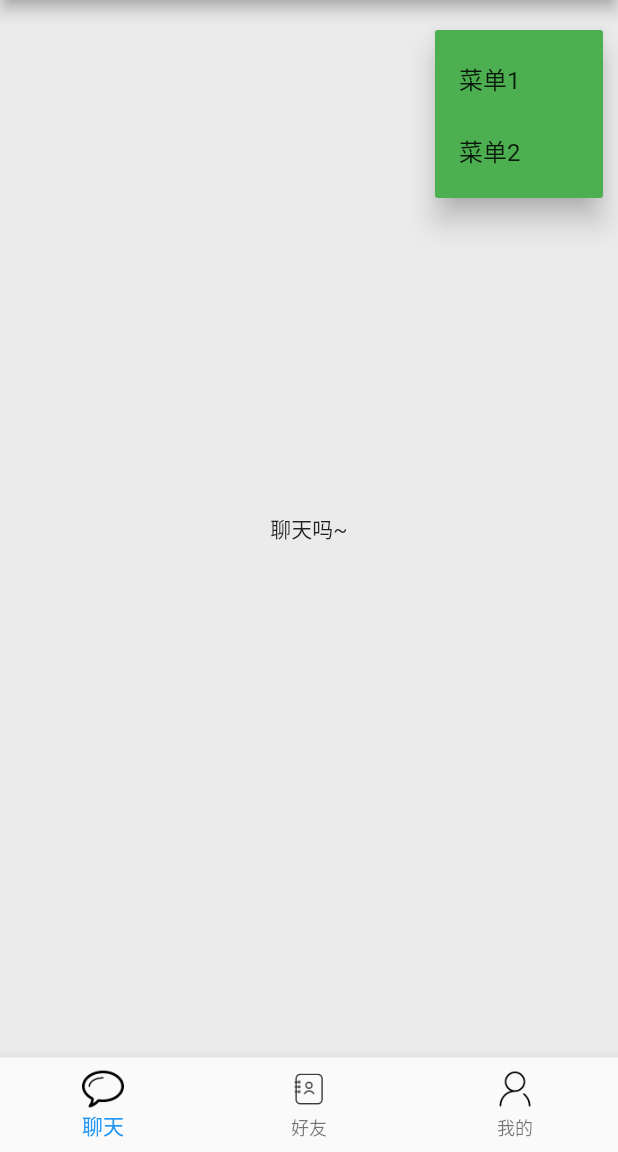
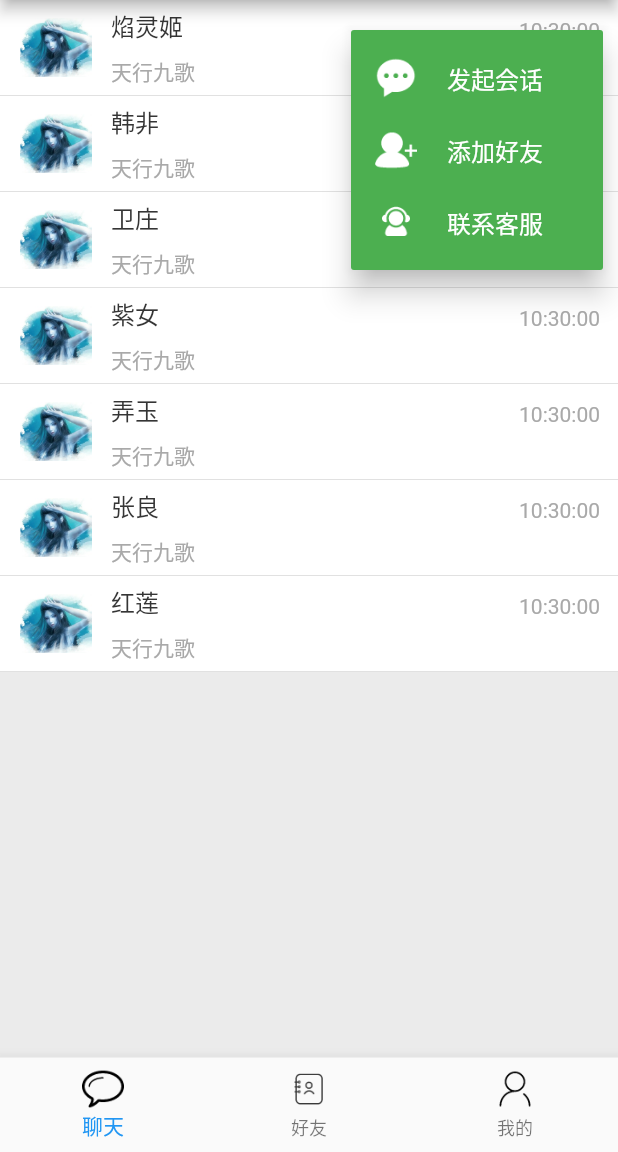
Before and after one commit to jsdawn/flutter.im, a Flutter app: the screen it shows after launch, after a tap on the "add" icon, on a phone screen of 412 x 824 dp, the part 84-1236 px from its top. Run offline on Flutter 3.47's test engine with Material 2 defaults, Android fonts, the phone set to English and light mode, and no system bars; our stand-ins replace date_format; missing offline and left inert: flutter_webview_plugin.

Commit message:
messagePage and some contact

```diff
--- a/lib/app.dart
+++ b/lib/app.dart
@@ -13,18 +13,56 @@ class _AppState extends State<App> {
   // 当前选中状态
   var _currentIndex = 0;
 
+  // 聊天页面
+  MessagePage message;
+  // 好友列表页面
+  Contact contact;
+
   // 根据当前索引返回不同页面
   currentPage() {
     switch (_currentIndex) {
       case 0:
-      // 返回聊天界面
+        // 返回聊天界面
+        if (message == null) {
+          message = new MessagePage();
+        }
+        return message;
       case 1:
-      // 返回好友页面
+        // 返回好友页面
+        if (contact == null) {
+          contact = new Contact();
+        }
+        return contact;
       case 2:
         // 返回我的页面
+        return new Text('我的页面');
         break;
       default:
     }
+  }
+
+  // 渲染某个菜单项，参数：标题、图标或图片路径
+  _popupMenuItem(String title, {String imagePath, IconData icon}) {
+    return PopupMenuItem(
+      child: Row(
+        children: <Widget>[
+          imagePath != null
+              ? Image.asset(imagePath, width: 28.0, height: 28.0)
+              : SizedBox(
+                  width: 28.0,
+                  height: 28.0,
+                  child: Icon(icon, color: Colors.white),
+                ),
+          Container(
+            padding: const EdgeInsets.only(left: 20.0),
+            child: Text(
+              title,
+              style: TextStyle(color: Colors.white),
+            ),
+          ),
+        ],
+      ),
+    );
   }
 
   @override
@@ -35,6 +73,9 @@ class _AppState extends State<App> {
         actions: <Widget>[
           GestureDetector(
             child: Icon(Icons.search),
+            onTap: () {
+              Navigator.pushNamed(context, 'search');
+            },
           ),
           Padding(
             padding: EdgeInsets.only(left: 30.0, right: 20.0),
@@ -45,12 +86,12 @@ class _AppState extends State<App> {
                   context: context,
                   position: RelativeRect.fromLTRB(500.0, 76.0, 10.0, 0.0),
                   items: <PopupMenuEntry>[
-                    PopupMenuItem(
-                      child: Text('菜单1'),
-                    ),
-                    PopupMenuItem(
-                      child: Text('菜单2'),
-                    )
+                    _popupMenuItem('发起会话',
+                        imagePath: 'images/icon_menu_ dialogue.png'),
+                    _popupMenuItem('添加好友',
+                        imagePath: 'images/icon_menu_addfriend.png'),
+                    _popupMenuItem('联系客服',
+                        imagePath: 'images/icon_menu_service.png'),
                   ],
                 );
               },
@@ -107,7 +148,7 @@ class _AppState extends State<App> {
         ],
       ),
       body: new Center(
-        child: Text('聊天吗~'),
+        child: currentPage(),
       ),
     );
   }
--- a/lib/chat/message_data.dart
+++ b/lib/chat/message_data.dart
@@ -0,0 +1,30 @@
+// 消息类型枚举类型
+enum MessageType { SYSTEM, PUBLIC, CHAT, GROUP }
+
+// 聊天数据VO类
+class MessageData {
+  String avatar;
+  String title;
+  String subTitle;
+  DateTime time;
+  MessageType type;
+  MessageData(this.avatar, this.title, this.time, this.subTitle, this.type);
+}
+
+// 列表数据存储
+List<MessageData> messageData = [
+  new MessageData('images/default_avatar.jpeg', '焰灵姬', new DateTime.now(),
+      '天行九歌', MessageType.CHAT),
+  new MessageData('images/default_avatar.jpeg', '韩非', new DateTime.now(),
+      '天行九歌', MessageType.CHAT),
+  new MessageData('images/default_avatar.jpeg', '卫庄', new DateTime.now(),
+      '天行九歌', MessageType.CHAT),
+  new MessageData('images/default_avatar.jpeg', '紫女', new DateTime.now(),
+      '天行九歌', MessageType.CHAT),
+  new MessageData('images/default_avatar.jpeg', '弄玉', new DateTime.now(),
+      '天行九歌', MessageType.CHAT),
+  new MessageData('images/default_avatar.jpeg', '张良', new DateTime.now(),
+      '天行九歌', MessageType.CHAT),
+  new MessageData('images/default_avatar.jpeg', '红莲', new DateTime.now(),
+      '天行九歌', MessageType.CHAT),
+];
--- a/lib/chat/message_item.dart
+++ b/lib/chat/message_item.dart
@@ -0,0 +1,69 @@
+import 'package:flutter/material.dart';
+import 'package:date_format/date_format.dart';
+
+import '../common/touch_callback.dart';
+import './message_data.dart';
+
+// 聊天信息项
+
+class MessageItem extends StatelessWidget {
+  final MessageData message;
+  MessageItem(this.message);
+  @override
+  Widget build(BuildContext context) {
+    return Container(
+      decoration: BoxDecoration(
+        color: Colors.white,
+        border:
+            Border(bottom: BorderSide(width: 0.5, color: Color(0xffd9d9d9))),
+      ),
+      height: 64.0,
+      child: TouchCallBack(
+        onPressed: () {},
+        child: Row(
+          crossAxisAlignment: CrossAxisAlignment.center,
+          children: <Widget>[
+            // 展示头像
+            Container(
+              margin: const EdgeInsets.only(left: 13.0, right: 13.0),
+              child: message.avatar.indexOf('http') > -1
+                  ? Image.network(message.avatar, width: 48.0, height: 48.0)
+                  : Image.asset(message.avatar, width: 48.0, height: 48.0),
+            ),
+            // 标题
+            Expanded(
+              child: Column(
+                mainAxisAlignment: MainAxisAlignment.center,
+                crossAxisAlignment: CrossAxisAlignment.start,
+                children: <Widget>[
+                  Text(
+                    message.title,
+                    style: TextStyle(fontSize: 16.0, color: Color(0xff353535)),
+                    maxLines: 1,
+                  ),
+                  Padding(
+                    padding: const EdgeInsets.only(top: 8.0),
+                  ),
+                  Text(
+                    message.subTitle,
+                    style: TextStyle(fontSize: 14.0, color: Color(0xffa9a9a9)),
+                    maxLines: 1,
+                    overflow: TextOverflow.ellipsis,
+                  )
+                ],
+              ),
+            ),
+            Container(
+              alignment: AlignmentDirectional.topStart,
+              margin: const EdgeInsets.only(right: 12.0, top: 12.0),
+              child: Text(
+                formatDate(message.time, [HH, ':', nn, ':', 'ss']).toString(),
+                style: TextStyle(fontSize: 14.0, color: Color(0xffa9a9a9)),
+              ),
+            ),
+          ],
+        ),
+      ),
+    );
+  }
+}
--- a/lib/chat/message_page.dart
+++ b/lib/chat/message_page.dart
@@ -0,0 +1,24 @@
+import 'package:flutter/material.dart';
+import './message_data.dart';
+import './message_item.dart';
+
+// 聊天主页
+class MessagePage extends StatefulWidget {
+  MessagePage({Key key}) : super(key: key);
+
+  _MessagePageState createState() => _MessagePageState();
+}
+
+class _MessagePageState extends State<MessagePage> {
+  @override
+  Widget build(BuildContext context) {
+    return Scaffold(
+      body: ListView.builder(
+        itemCount: messageData.length,
+        itemBuilder: (BuildContext context, int index) {
+          return new MessageItem(messageData[index]);
+        },
+      ),
+    );
+  }
+}
--- a/lib/common/touch_callback.dart
+++ b/lib/common/touch_callback.dart
@@ -0,0 +1,47 @@
+import 'package:flutter/material.dart';
+
+// 触摸回调组件
+
+class TouchCallBack extends StatefulWidget {
+  final Widget child;
+  final VoidCallback onPressed;
+  final bool isfeed;
+  final Color background;
+
+  TouchCallBack({
+    Key key,
+    @required this.child,
+    @required this.onPressed,
+    this.isfeed: true,
+    this.background: const Color(0xffd8d8d8),
+  }) : super(key: key);
+
+  _TouchCallBackState createState() => _TouchCallBackState();
+}
+
+class _TouchCallBackState extends State<TouchCallBack> {
+  Color color = Colors.transparent;
+
+  @override
+  Widget build(BuildContext context) {
+    return GestureDetector(
+      child: Container(
+        color: color,
+        child: widget.child,
+      ),
+      onTap: widget.onPressed,
+      onPanDown: (d) {
+        if (widget.isfeed == false) return;
+
+        setState(() {
+          color = widget.background;
+        });
+      },
+      onPanCancel: () {
+        setState(() {
+          color = Colors.transparent;
+        });
+      },
+    );
+  }
+}
--- a/lib/main.dart
+++ b/lib/main.dart
@@ -22,7 +22,7 @@ class MyApp extends StatelessWidget {
             withZoom: true,
             withLocalStorage: true, // 是否本地储存
           ),
-      // 'search': (BuildContext context) => new Search(),
+      'search': (BuildContext context) => new Search(),
     };
     // end
     return MaterialApp(
```
Also changed, not shown: lib/contacts/contact.dart (+16 -0 lines), lib/contacts/contact_sider_list.dart (+16 -0 lines), lib/contacts/contact_vo.dart (+38 -0 lines), lib/search.dart (+122 -0 lines), pubspec.yaml (+6 -2 lines), images/default_avatar.jpeg (added), images/icon_menu_ dialogue.png (added), images/icon_menu_addfriend.png (added), images/icon_menu_service.png (added).
